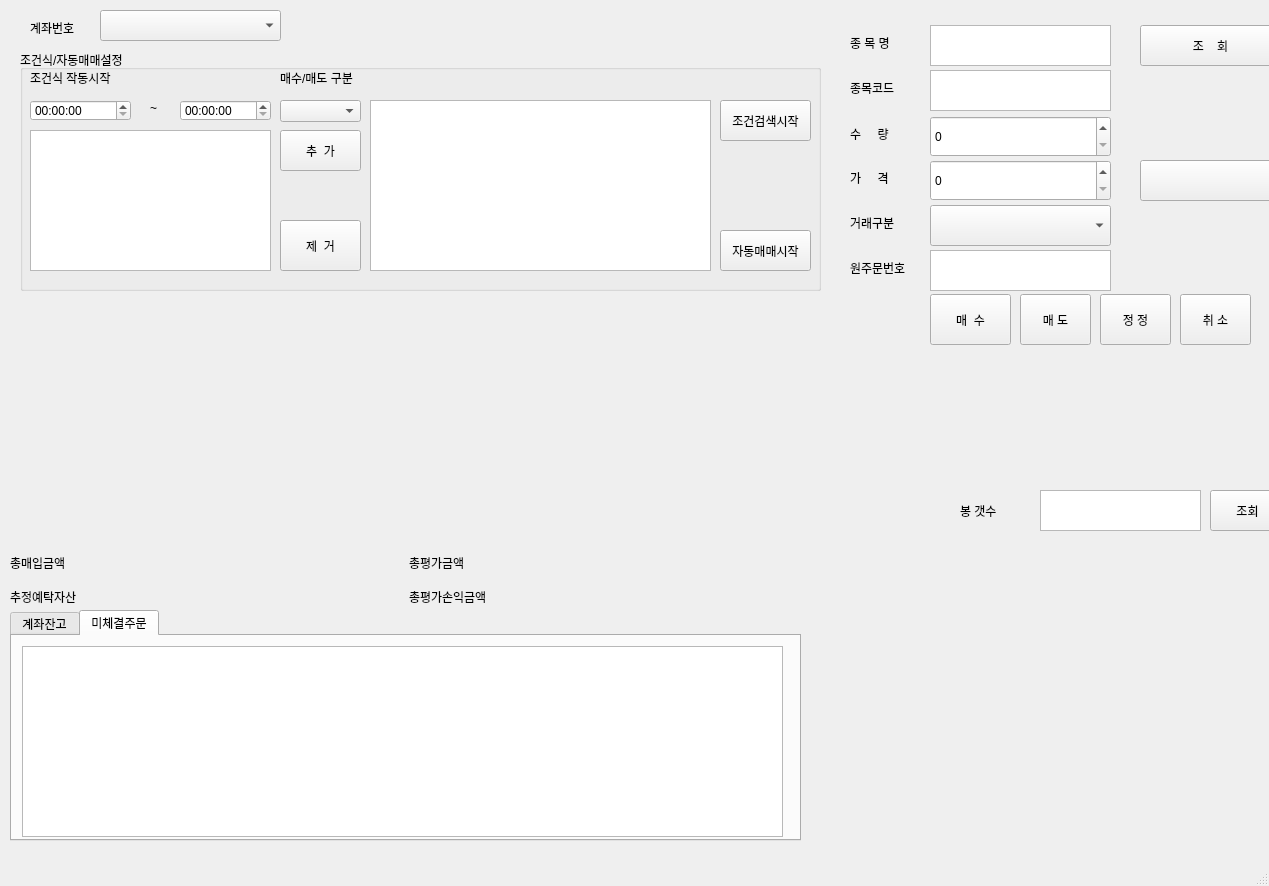
This is main_window.ui in Pk-dev-git/MyTRbot as Qt 5 draws it before an edit. The edited form follows.
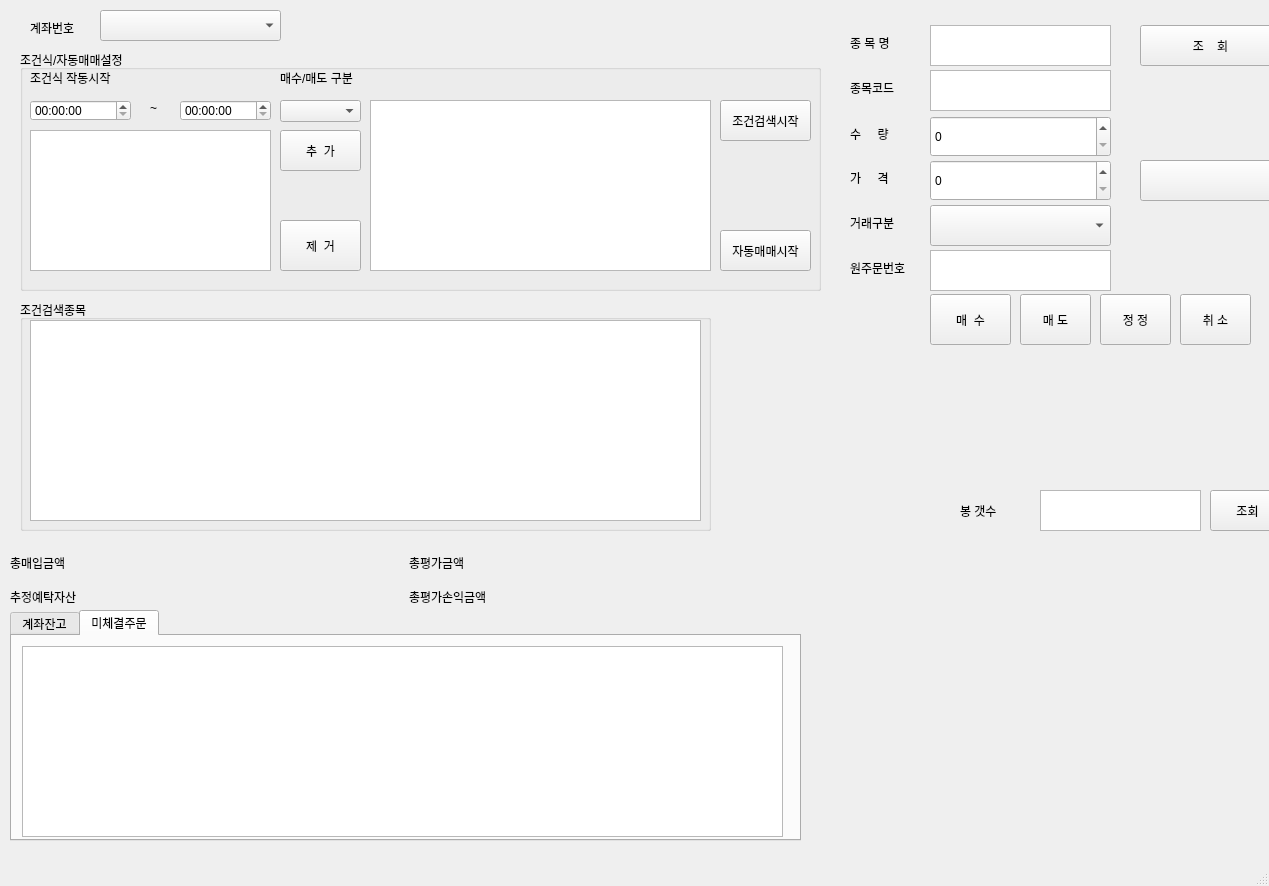
This is the edited form.

Commit message: 8/6 - 조건 종목 검색

The edit to the form file:
```diff
--- a/main_window.ui
+++ b/main_window.ui
@@ -571,6 +571,29 @@
      </property>
     </widget>
    </widget>
+   <widget class="QGroupBox" name="groupBox_2">
+    <property name="geometry">
+     <rect>
+      <x>20</x>
+      <y>300</y>
+      <width>691</width>
+      <height>231</height>
+     </rect>
+    </property>
+    <property name="title">
+     <string>조건검색종목</string>
+    </property>
+    <widget class="QTableWidget" name="conditionItemTableWidget">
+     <property name="geometry">
+      <rect>
+       <x>10</x>
+       <y>20</y>
+       <width>671</width>
+       <height>201</height>
+      </rect>
+     </property>
+    </widget>
+   </widget>
   </widget>
   <widget class="QMenuBar" name="menubar">
    <property name="geometry">
```
The commit also changes 2 other files.
